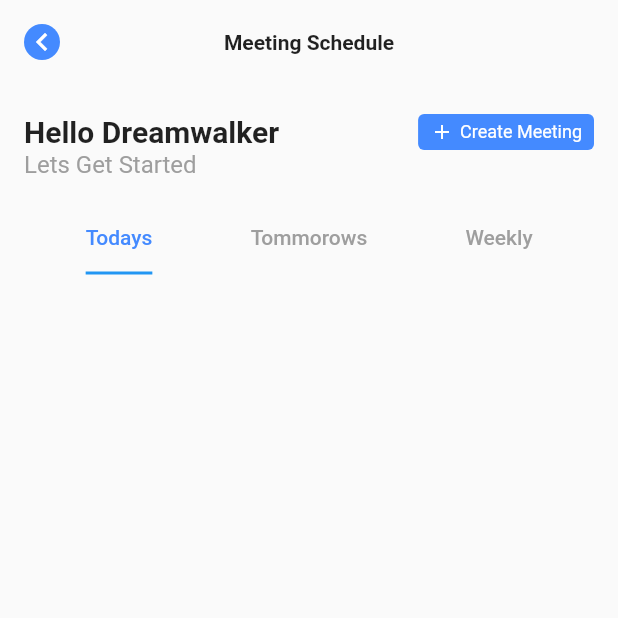
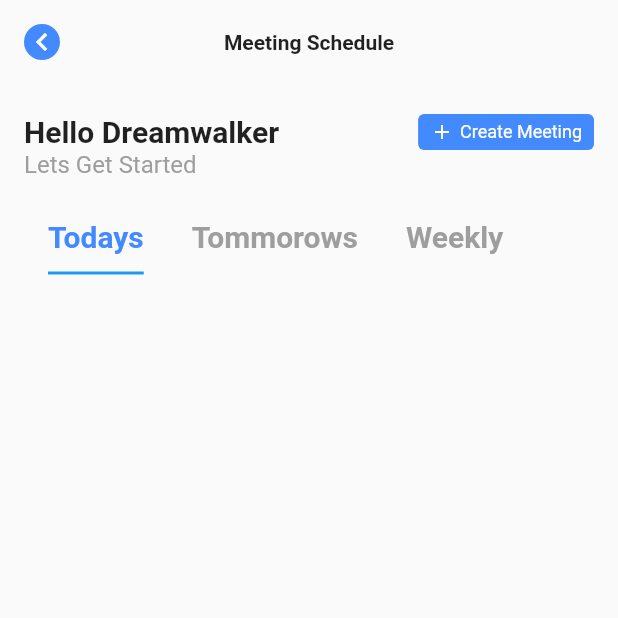
Before and after one commit to JAICHANGPARK/flutter_notebook_19th_story, a Flutter app: the screen it shows after launch, on a phone screen of 412 x 824 dp, the top half of it. Run offline on Flutter 3.47's test engine with Material 2 defaults, Android fonts, the phone set to English and light mode, and no system bars; our stand-ins replace bubble_tab_indicator, cached_network_image, countup, fl_chart, flutter_riverpod, freezed_annotation and 2 more.

Commit message:
Update office_main_page.dart

```diff
--- a/lib/ep1139_office_meeting_app/src/ui/office_main_page.dart
+++ b/lib/ep1139_office_meeting_app/src/ui/office_main_page.dart
@@ -103,6 +103,11 @@ class _OfficeMainPageState extends State<OfficeMainPage> {
                   indicatorSize: TabBarIndicatorSize.label,
                   labelColor: Colors.blueAccent,
                   unselectedLabelColor: Colors.grey,
+                  isScrollable: true,
+                  labelStyle: TextStyle(
+                    fontSize: 20,
+                    fontWeight: FontWeight.bold,
+                  ),
                   tabs: [
                     Tab(
                       text: "Todays",
```
